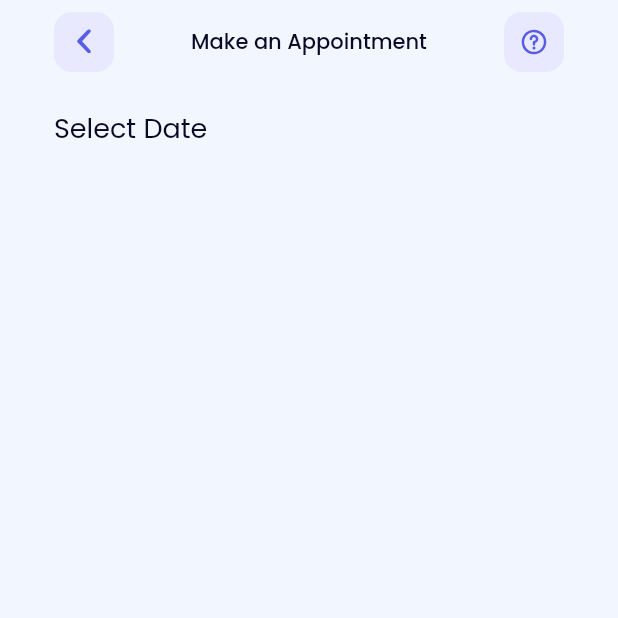
After one commit to IamKhuk/HealthyMe, a Flutter app: the AppointmentScreen screen opened directly, on a phone screen of 412 x 824 dp, the top half of it. The commit adds this screen. Run offline on Flutter 3.47's test engine with Material 2 defaults, Android fonts, the phone set to English and light mode, and no system bars; our stand-ins replace flutter_svg, flutter_swipe_action_cell, google_maps_flutter.

Commit message:
Appointment Screen

```diff
--- /dev/null
+++ b/healthy_me/lib/src/model/schedule_date_model.dart
@@ -0,0 +1,11 @@
+class ScheduleDateModel {
+  int day;
+  int month;
+  int week;
+
+  ScheduleDateModel({
+    required this.day,
+    required this.month,
+    required this.week,
+  });
+}
--- /dev/null
+++ b/healthy_me/lib/src/ui/menu/schedule/appointment_screen.dart
@@ -0,0 +1,100 @@
+import 'package:flutter/cupertino.dart';
+import 'package:flutter/material.dart';
+import 'package:flutter_svg/svg.dart';
+import 'package:healthy_me/src/theme/app_theme.dart';
+
+class AppointmentScreen extends StatefulWidget {
+
+  @override
+  _AppointmentScreenState createState() => _AppointmentScreenState();
+}
+
+class _AppointmentScreenState extends State<AppointmentScreen> {
+  @override
+  Widget build(BuildContext context) {
+    return Scaffold(
+      backgroundColor: AppTheme.bg,
+      appBar: AppBar(
+        backgroundColor: Colors.transparent,
+        elevation: 0,
+        brightness: Brightness.light,
+        leadingWidth: 76,
+        leading: Row(
+          children: [
+            SizedBox(width: 36),
+            GestureDetector(
+              onTap: () {
+                Navigator.pop(context);
+              },
+              child: Container(
+                height: 40,
+                width: 40,
+                decoration: BoxDecoration(
+                  color: AppTheme.gray,
+                  borderRadius: BorderRadius.circular(12),
+                ),
+                child: Center(
+                  child: SvgPicture.asset('assets/icons/left.svg'),
+                ),
+              ),
+            ),
+          ],
+        ),
+        centerTitle: true,
+        title: Text(
+          'Make an Appointment',
+          style: TextStyle(
+            fontWeight: FontWeight.w500,
+            fontSize: 14,
+            fontFamily: AppTheme.fontFamily,
+            height: 1.5,
+            color: AppTheme.black,
+          ),
+        ),
+        actions: [
+          Column(
+            mainAxisAlignment: MainAxisAlignment.center,
+            children: [
+              GestureDetector(
+                onTap: () {},
+                child: Container(
+                  height: 40,
+                  width: 40,
+                  padding: EdgeInsets.all(11),
+                  decoration: BoxDecoration(
+                    color: AppTheme.gray,
+                    borderRadius: BorderRadius.circular(12),
+                  ),
+                  child: SvgPicture.asset('assets/icons/help.svg'),
+                ),
+              ),
+            ],
+          ),
+          SizedBox(width: 36),
+        ],
+      ),
+      body: ListView(
+        children: [
+          SizedBox(height: 16),
+          Row(
+            children: [
+              SizedBox(width: 36),
+              Text(
+                'Select Date',
+                style: TextStyle(
+                  fontFamily: AppTheme.fontFamily,
+                  fontSize: 18,
+                  fontWeight: FontWeight.normal,
+                  height: 1.5,
+                  color: AppTheme.black,
+                ),
+              ),
+            ],
+          ),
+          SizedBox(height: 8),
+
+        ],
+      ),
+    );
+  }
+}
--- a/healthy_me/lib/src/utils/utils.dart
+++ b/healthy_me/lib/src/utils/utils.dart
@@ -157,4 +157,9 @@ class Utils {
 
     return h1 + ' ' + t1 + ' - ' + h2 + ' ' + t2;
   }
+
+  static List<String> visitDateFormat(DateTime time){
+
+    return [];
+  }
 }
```
Also changed, not shown: healthy_me/lib/src/ui/menu/schedule/schedule_screen.dart (+5 -6 lines).
